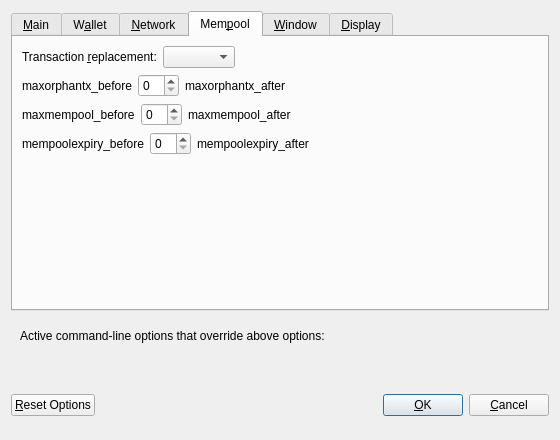
The window that src/qt/forms/optionsdialog.ui (bitcoincore-dev/bitcoin-2001-863168-294116-d812cf1189) describes before a commit, drawn with Qt 5.
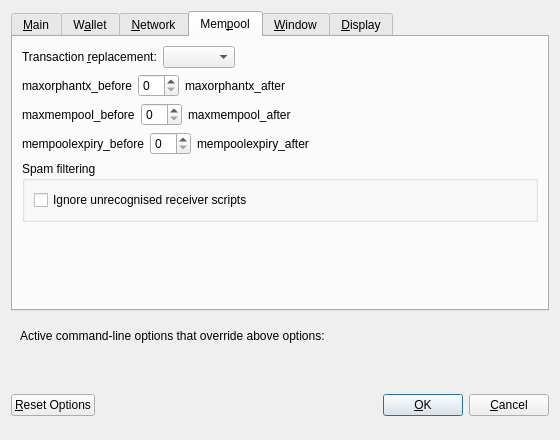
The same window after the commit. The open tabs and pages were chosen to show the change. Custom widgets are drawn as their Qt base class.

```diff
--- a/src/qt/forms/optionsdialog.ui
+++ b/src/qt/forms/optionsdialog.ui
@@ -729,6 +729,25 @@
          </item>
         </layout>
        </item>
+       <item>
+        <widget class="QGroupBox" name="groupBox_Spamfiltering">
+         <property name="title">
+          <string>Spam filtering</string>
+         </property>
+         <layout class="QVBoxLayout" name="verticalLayout_Spamfiltering">
+          <item>
+           <widget class="QCheckBox" name="rejectunknownscripts">
+            <property name="toolTip">
+             <string>With this option enabled, unrecognised receiver ("pubkey") scripts will be ignored. Unrecognisable scripts could be used to bypass further spam filters. If your software is outdated, they may also be used to trick you into thinking you were sent bitcoins that will never confirm.</string>
+            </property>
+            <property name="text">
+             <string>Ignore unrecognised receiver scripts</string>
+            </property>
+           </widget>
+          </item>
+         </layout>
+        </widget>
+       </item>
        <item>
         <spacer name="verticalSpacer_Mempool">
          <property name="orientation">
```
